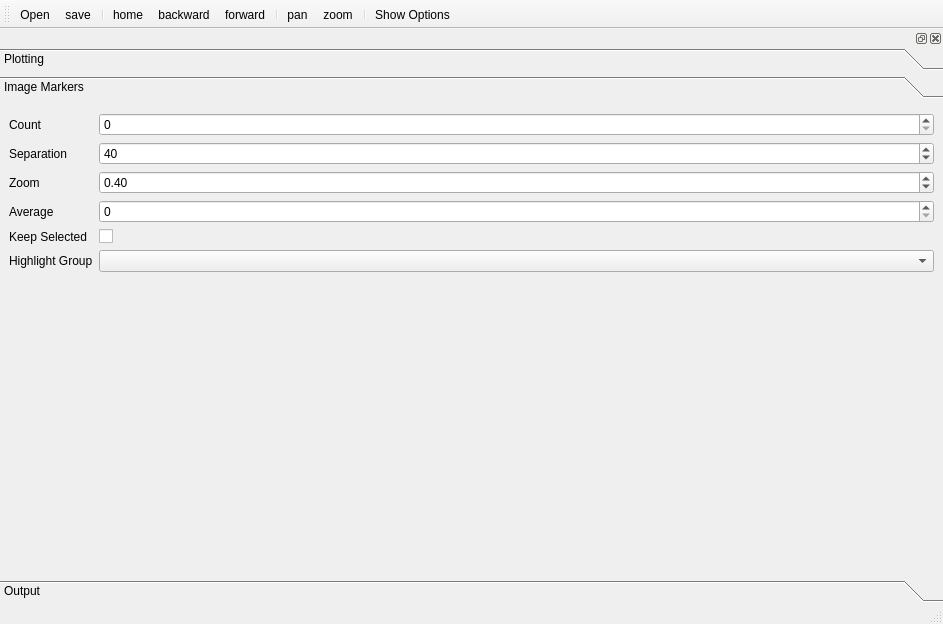
Old version of the form arachnid/core/gui/dialogs/pyui/EmbeddingViewer.ui in the repository ezralanglois/arachnid.
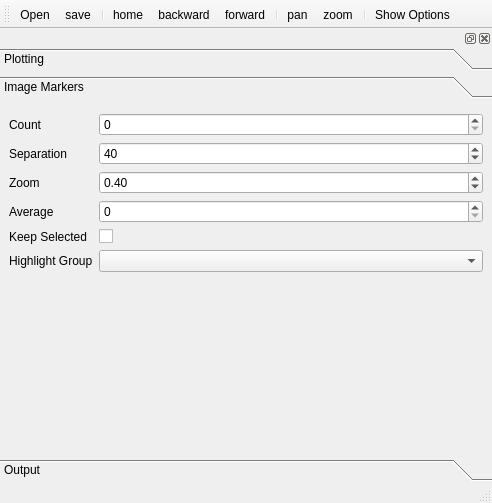
New version of the form. The open tabs and pages were chosen to show the change. Icons and pictures are not drawn.

Commit message: Changed size of window

Diff of the .ui file:
```diff
--- a/arachnid/core/gui/dialogs/pyui/EmbeddingViewer.ui
+++ b/arachnid/core/gui/dialogs/pyui/EmbeddingViewer.ui
@@ -6,8 +6,8 @@
    <rect>
     <x>0</x>
     <y>0</y>
-    <width>943</width>
-    <height>624</height>
+    <width>492</width>
+    <height>503</height>
    </rect>
   </property>
   <property name="windowTitle">
@@ -158,8 +158,8 @@
               <rect>
                <x>0</x>
                <y>0</y>
-               <width>941</width>
-               <height>407</height>
+               <width>490</width>
+               <height>286</height>
               </rect>
              </property>
              <attribute name="label">
```
Left out of the diff: 12 changed lines with no effect on the pictures.
